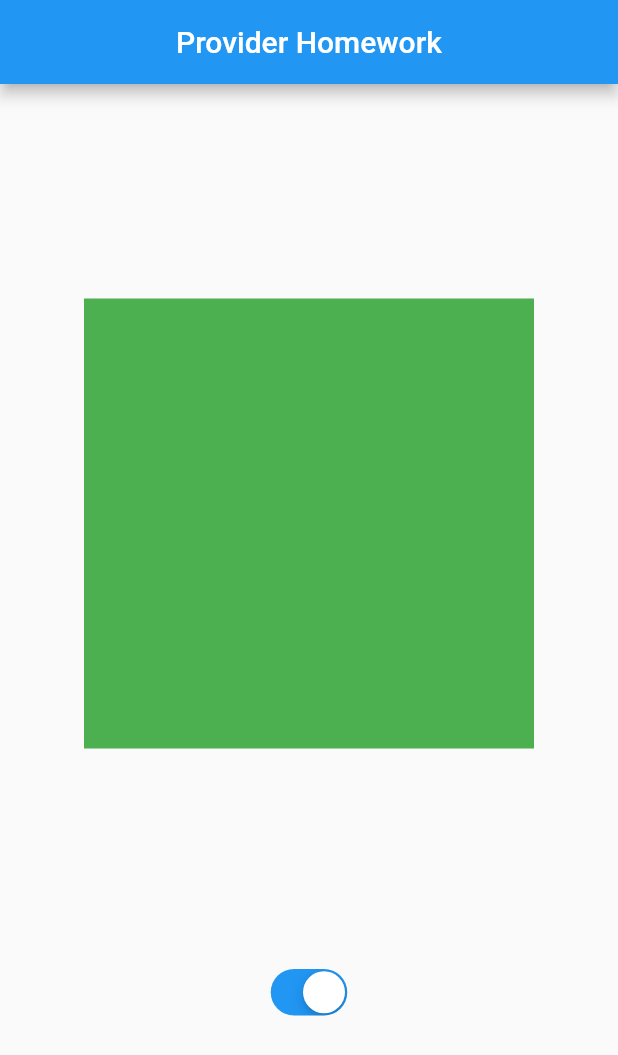
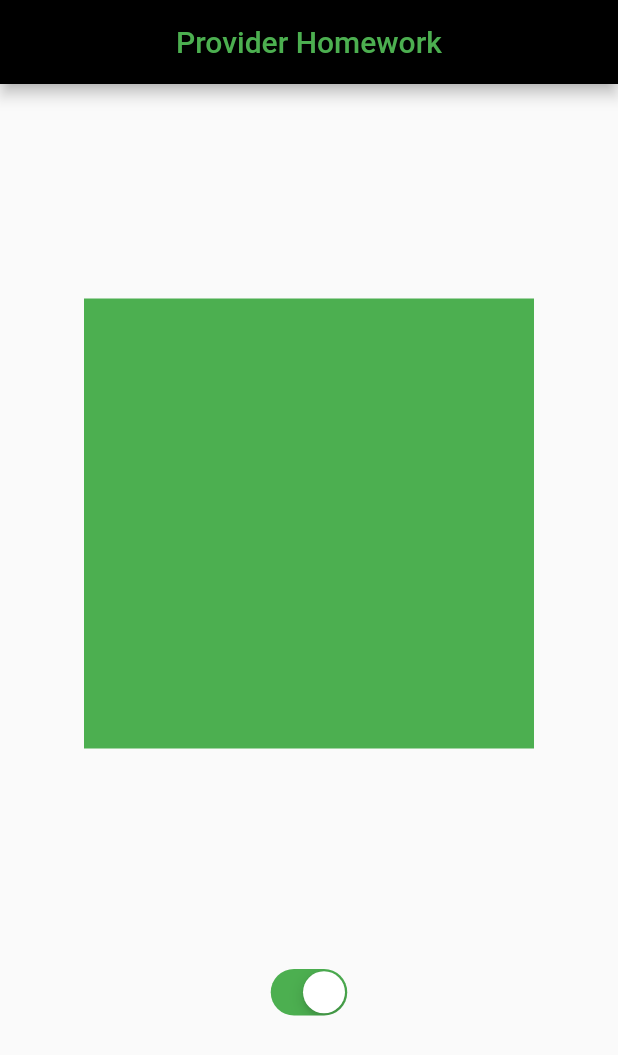
Before and after one commit to EugeniusStrong/provider_homework, a Flutter app: the screen it shows after launch, on a phone screen of 412 x 824 dp. Shown: the top 1055 px of the screen. Run offline on Flutter 3.47's test engine with Material 2 defaults, Android fonts, the phone set to English and light mode, and no system bars.

Commit message:
Added and configured switch

```diff
--- a/lib/main.dart
+++ b/lib/main.dart
@@ -15,21 +15,14 @@ class MyApp extends StatelessWidget {
   Widget build(BuildContext context) {
     return MaterialApp(
       title: 'Flutter Demo',
-      theme: ThemeData(
-        primarySwatch: Colors.blue,
-      ),
       home: MultiProvider(
         providers: [
           ChangeNotifierProvider<ScreenProvider>.value(
             value: ScreenProvider(),
           ),
         ],
-        child: Scaffold(
-          appBar: AppBar(
-            title: const Text('Provider Homework'),
-            centerTitle: true,
-          ),
-          body: const MyTestScreen(),
+        child: const Scaffold(
+          body: MyTestScreen(),
         ),
       ),
     );
@@ -39,12 +32,18 @@ class MyApp extends StatelessWidget {
 class MyTestScreen extends StatelessWidget {
   const MyTestScreen({Key? key}) : super(key: key);
 
-  final bool switchValue = true;
-
   @override
   Widget build(BuildContext context) {
     ScreenProvider state = Provider.of<ScreenProvider>(context);
     return Scaffold(
+      appBar: AppBar(
+        backgroundColor: Colors.black,
+        title: Text(
+          'Provider Homework',
+          style: TextStyle(color: state._color),
+        ),
+        centerTitle: true,
+      ),
       body: Center(
         child: Column(
           mainAxisAlignment: MainAxisAlignment.spaceEvenly,
@@ -56,11 +55,15 @@ class MyTestScreen extends StatelessWidget {
               duration: const Duration(seconds: 1),
               curve: Curves.fastOutSlowIn,
             ),
-            CupertinoSwitch(
-              value: switchValue,
-              activeColor: Colors.blue,
-              onChanged: (bool value) => state.changeScreen(),
-            ),
+            Consumer<ScreenProvider>(builder: (context, value, child) {
+              return CupertinoSwitch(
+                  value: state.activeSwitchValue,
+                  activeColor: state._color,
+                  onChanged: (bool value) {
+                    state.activeSwitchValue = value;
+                    state.changeScreen();
+                  });
+            }),
           ],
         ),
       ),
@@ -72,15 +75,24 @@ class ScreenProvider extends ChangeNotifier {
   Color _color = Colors.green;
   Color get nextColors => _color;
 
+  bool _switchValue = true;
+  bool get activeSwitchValue => _switchValue;
+  set activeSwitchValue(bool value) {
+    _switchValue = value;
+    notifyListeners();
+  }
+
   void changeScreen() {
     final random = Random();
 
-    _color = Color.fromRGBO(
-      random.nextInt(256),
-      random.nextInt(256),
-      random.nextInt(256),
-      1,
-    );
+    _color = activeSwitchValue
+        ? Colors.primaries[random.nextInt(Colors.primaries.length)]
+        : Color.fromRGBO(
+            random.nextInt(256),
+            random.nextInt(256),
+            random.nextInt(256),
+            1,
+          );
 
     notifyListeners();
   }
```
